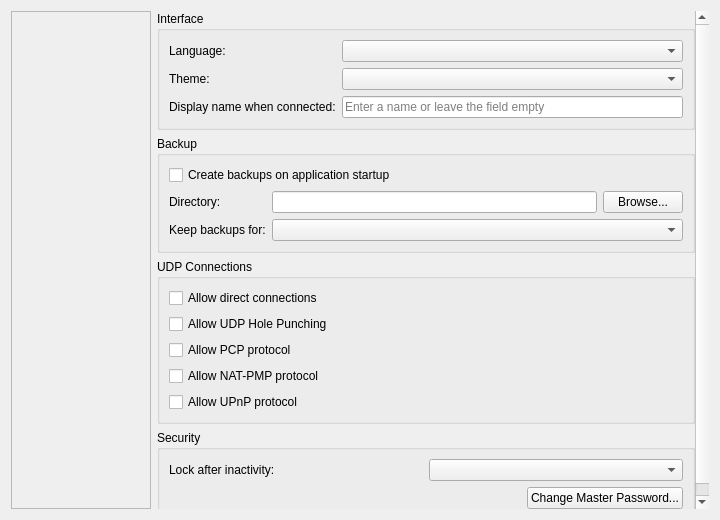
Qt form source/client/desktop/settings_tab.ui (dchapyshev/aspia) before a commit.
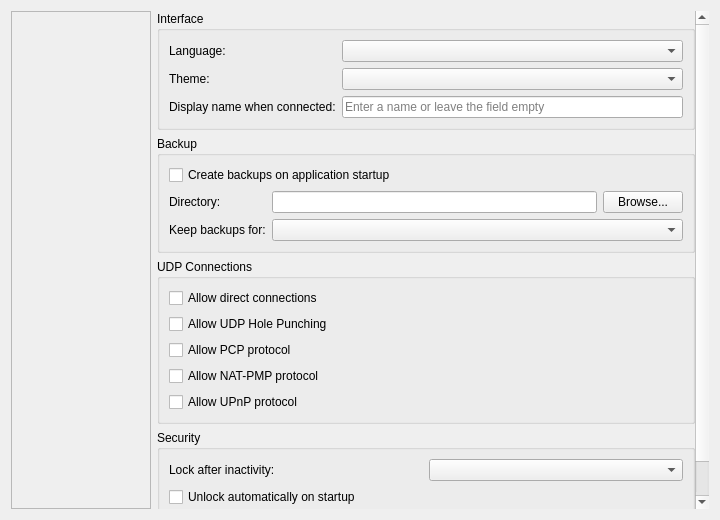
The same form after that commit. The open tabs and pages were chosen to show the change.

Commit message: Implement option "Unlock automatically on startup" (only for Windows/macOS).

```diff
--- a/source/client/desktop/settings_tab.ui
+++ b/source/client/desktop/settings_tab.ui
@@ -269,7 +269,14 @@
               <item row="0" column="1">
                <widget class="QComboBox" name="combo_lock_timeout"/>
               </item>
-              <item row="1" column="0" colspan="2" alignment="Qt::AlignmentFlag::AlignRight">
+              <item row="1" column="0" colspan="2">
+               <widget class="QCheckBox" name="checkbox_auto_unlock">
+                <property name="text">
+                 <string>Unlock automatically on startup</string>
+                </property>
+               </widget>
+              </item>
+              <item row="2" column="0" colspan="2" alignment="Qt::AlignmentFlag::AlignRight">
                <widget class="QPushButton" name="button_change_master_password">
                 <property name="text">
                  <string>Change Master Password...</string>
```
The commit also changes 8 other files.
